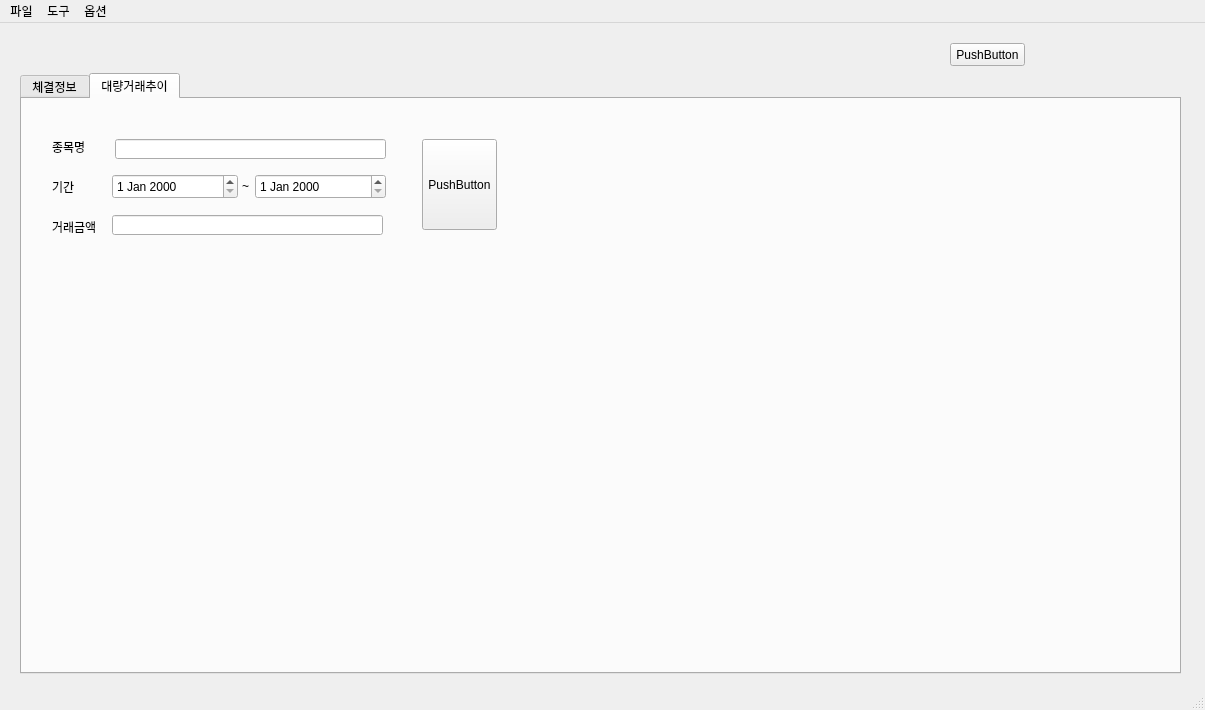
Qt form analyze.ui (ksy4808/stockAnalizer) before a commit.
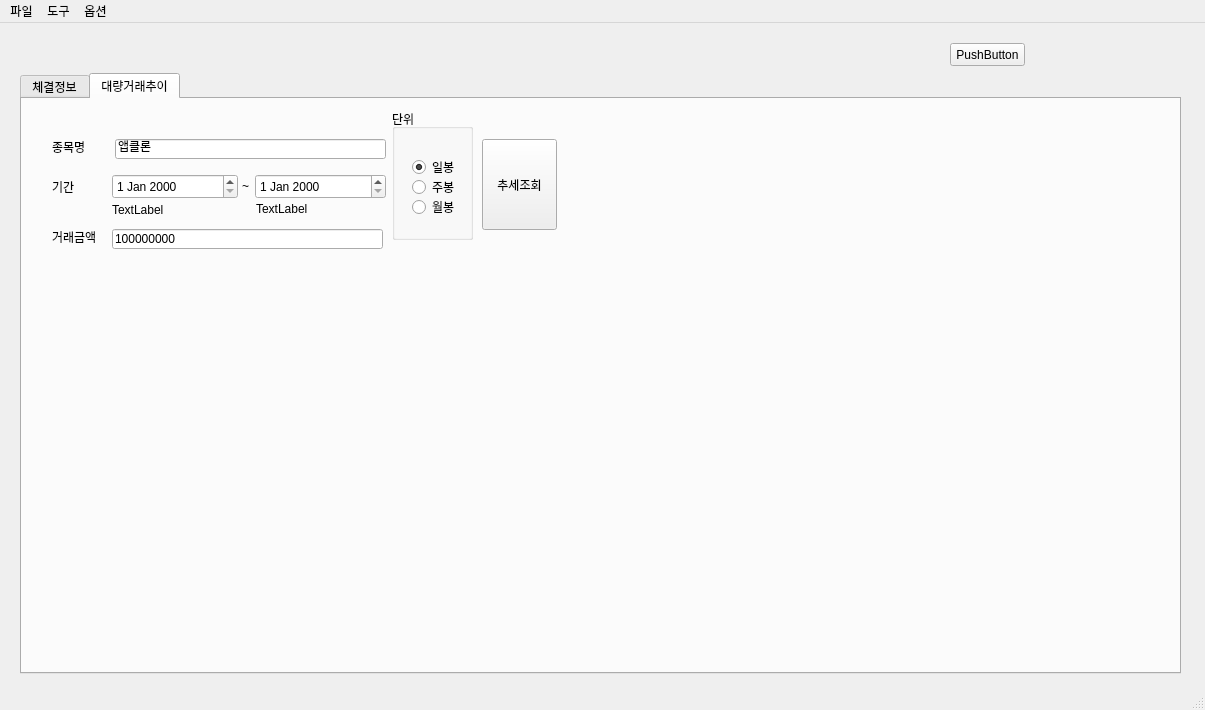
The same form after that commit. The open tabs and pages were chosen to show the change.

```diff
--- a/analyze.ui
+++ b/analyze.ui
@@ -323,18 +323,21 @@
         <height>20</height>
        </rect>
       </property>
+      <property name="text">
+       <string>앱클론</string>
+      </property>
      </widget>
      <widget class="QPushButton" name="pushButton_2">
       <property name="geometry">
        <rect>
-        <x>400</x>
+        <x>460</x>
         <y>40</y>
         <width>75</width>
         <height>91</height>
        </rect>
       </property>
       <property name="text">
-       <string>PushButton</string>
+       <string>추세조회</string>
       </property>
      </widget>
      <widget class="QLabel" name="label_7">
@@ -354,7 +357,7 @@
       <property name="geometry">
        <rect>
         <x>30</x>
-        <y>120</y>
+        <y>130</y>
         <width>51</width>
         <height>16</height>
        </rect>
@@ -367,11 +370,14 @@
       <property name="geometry">
        <rect>
         <x>90</x>
-        <y>116</y>
+        <y>130</y>
         <width>271</width>
         <height>20</height>
        </rect>
       </property>
+      <property name="text">
+       <string>100000000</string>
+      </property>
      </widget>
      <widget class="QWidget" name="verticalLayoutWidget">
       <property name="geometry">
@@ -384,6 +390,103 @@
       </property>
       <layout class="QVBoxLayout" name="ConcHistoryGraph"/>
      </widget>
+     <widget class="QRadioButton" name="unitDay">
+      <property name="geometry">
+       <rect>
+        <x>390</x>
+        <y>60</y>
+        <width>90</width>
+        <height>16</height>
+       </rect>
+      </property>
+      <property name="text">
+       <string>일봉</string>
+      </property>
+      <property name="checked">
+       <bool>true</bool>
+      </property>
+     </widget>
+     <widget class="QRadioButton" name="unitWeek">
+      <property name="geometry">
+       <rect>
+        <x>390</x>
+        <y>80</y>
+        <width>90</width>
+        <height>16</height>
+       </rect>
+      </property>
+      <property name="text">
+       <string>주봉</string>
+      </property>
+     </widget>
+     <widget class="QRadioButton" name="unitMonth">
+      <property name="geometry">
+       <rect>
+        <x>390</x>
+        <y>100</y>
+        <width>90</width>
+        <height>16</height>
+       </rect>
+      </property>
+      <property name="text">
+       <string>월봉</string>
+      </property>
+     </widget>
+     <widget class="QGroupBox" name="groupBox">
+      <property name="geometry">
+       <rect>
+        <x>370</x>
+        <y>10</y>
+        <width>81</width>
+        <height>131</height>
+       </rect>
+      </property>
+      <property name="title">
+       <string>단위</string>
+      </property>
+     </widget>
+     <widget class="QLabel" name="startWeekday">
+      <property name="geometry">
+       <rect>
+        <x>90</x>
+        <y>105</y>
+        <width>56</width>
+        <height>12</height>
+       </rect>
+      </property>
+      <property name="text">
+       <string>TextLabel</string>
+      </property>
+     </widget>
+     <widget class="QLabel" name="endWeekday">
+      <property name="geometry">
+       <rect>
+        <x>234</x>
+        <y>104</y>
+        <width>56</width>
+        <height>12</height>
+       </rect>
+      </property>
+      <property name="text">
+       <string>TextLabel</string>
+      </property>
+     </widget>
+     <zorder>groupBox</zorder>
+     <zorder>dateEdit_2</zorder>
+     <zorder>dateEdit_3</zorder>
+     <zorder>label_5</zorder>
+     <zorder>label_6</zorder>
+     <zorder>lineEditForRun_2</zorder>
+     <zorder>btnTrandReq</zorder>
+     <zorder>label_7</zorder>
+     <zorder>label_8</zorder>
+     <zorder>lineEditForRun_3</zorder>
+     <zorder>verticalLayoutWidget</zorder>
+     <zorder>unitDay</zorder>
+     <zorder>unitWeek</zorder>
+     <zorder>unitMonth</zorder>
+     <zorder>startWeekday</zorder>
+     <zorder>endWeekday</zorder>
     </widget>
    </widget>
    <widget class="QPushButton" name="pushButton">
```
Left out of the diff: 4 changed lines with no effect on the pictures.
